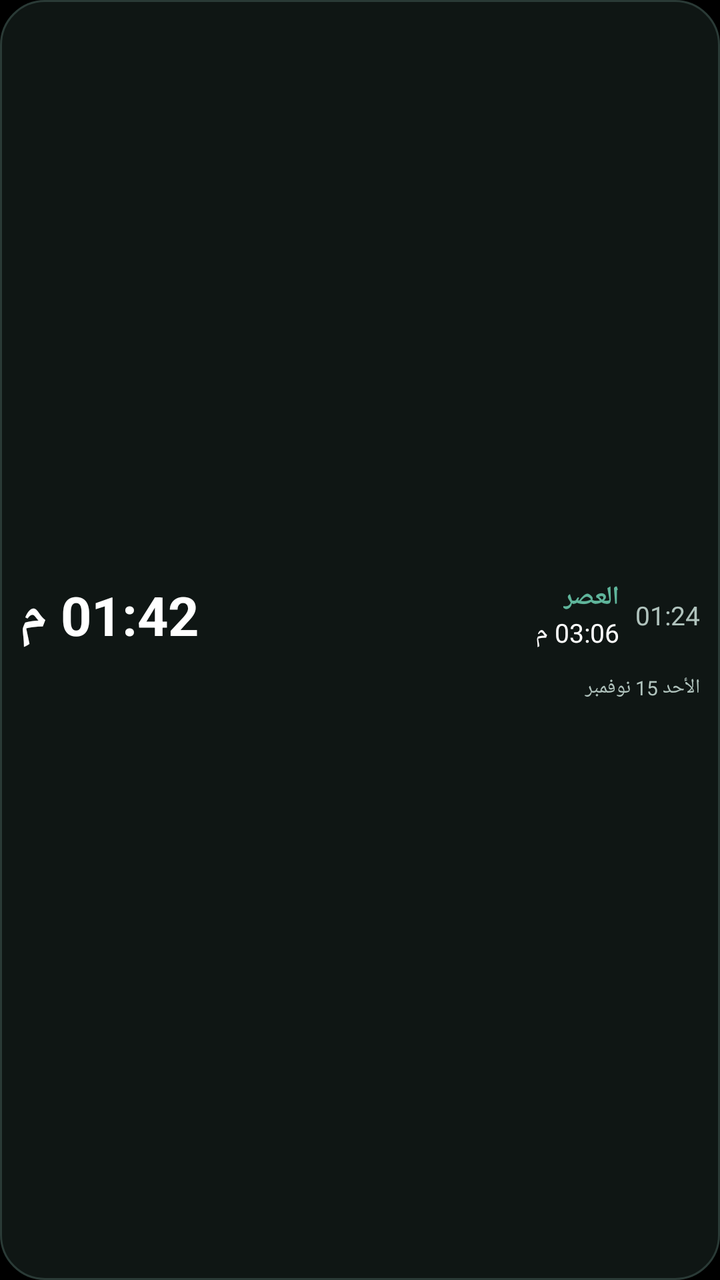
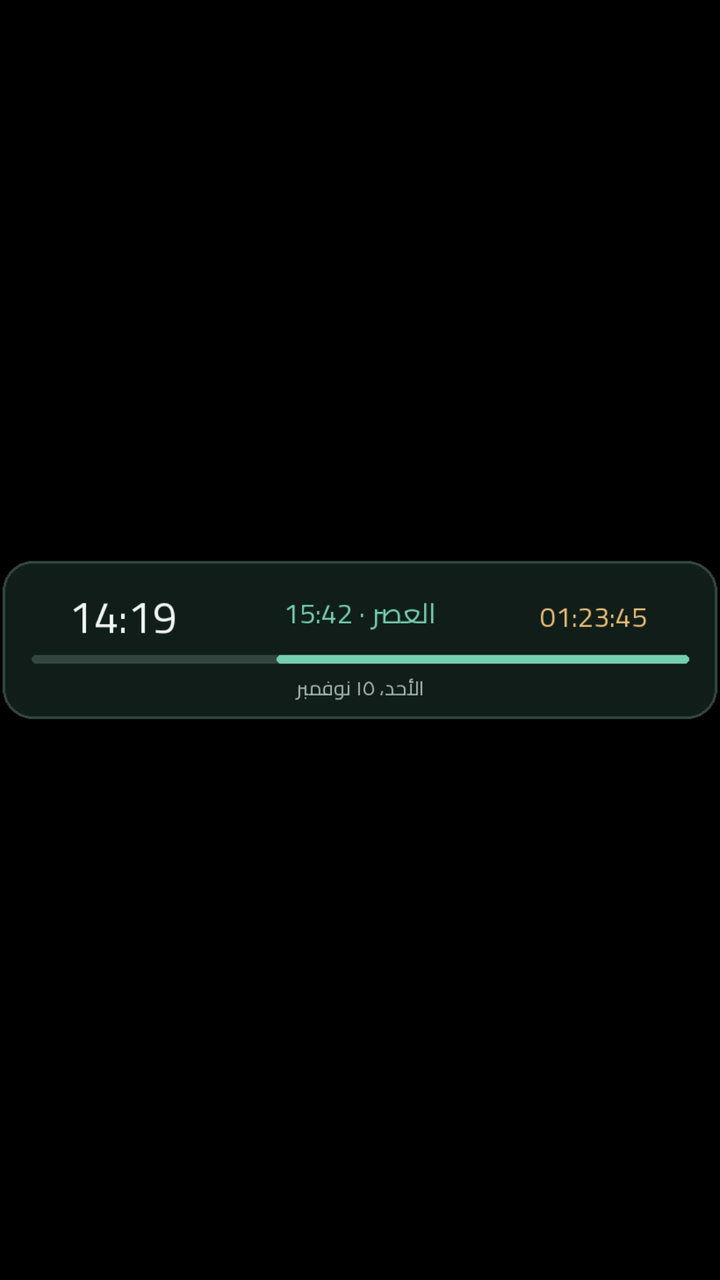

Screens rendered from an Android XML layout before and after an edit, with the pre-edit source and the edit as a unified diff.
<!-- AndroidManifest.xml: application theme LaunchTheme -->
<!-- res/layout/widget_banner_preview.xml -->
<?xml version='1.0' encoding='utf-8'?>
<FrameLayout xmlns:android="http://schemas.android.com/apk/res/android" android:id="@+id/widget_root" android:layout_width="match_parent" android:layout_height="match_parent">
  <ImageView android:id="@+id/w_background" android:layout_width="match_parent" android:layout_height="match_parent" android:scaleType="fitXY" android:contentDescription="" android:background="@drawable/widget_bg" />
  <LinearLayout android:layout_width="match_parent" android:layout_height="match_parent" android:orientation="vertical" android:gravity="center_vertical" android:padding="10dp">
    <LinearLayout android:layout_width="match_parent" android:layout_height="wrap_content" android:orientation="horizontal" android:gravity="center_vertical">
        <TextView android:id="@+id/w_clock" android:layout_width="wrap_content" android:layout_height="wrap_content" android:text="01:42 م" android:textColor="#FFFFFF" android:textSize="27sp" android:textStyle="bold" android:maxLines="1" />
        <LinearLayout android:layout_width="0dp" android:layout_weight="1" android:layout_height="wrap_content" android:orientation="vertical" android:gravity="right" android:paddingLeft="8dp">
            <TextView android:id="@+id/w_next" android:layout_width="wrap_content" android:layout_height="wrap_content" android:text="العصر" android:textColor="#5FB59B" android:textSize="13sp" android:textStyle="bold" android:maxLines="1" />
            <TextView android:id="@+id/w_time" android:layout_width="wrap_content" android:layout_height="wrap_content" android:text="03:06 م" android:textColor="#FFFFFF" android:textSize="13sp" android:maxLines="1" />
        </LinearLayout>
        <TextView android:id="@+id/w_count" android:layout_width="wrap_content" android:layout_height="wrap_content" android:text="01:24" android:textColor="#B0C3BD" android:textSize="13sp" android:layout_marginLeft="8dp" />
    </LinearLayout>
    <ImageView android:id="@+id/w_bar" android:layout_width="match_parent" android:layout_height="6dp" android:layout_marginTop="5dp" android:scaleType="fitXY" android:contentDescription="تقدم الصلاة" />
    <TextView android:id="@+id/w_date" android:layout_width="match_parent" android:layout_height="wrap_content" android:text="الأحد 15 نوفمبر" android:textColor="#B0C3BD" android:textSize="10sp" android:maxLines="1" />
  </LinearLayout>
</FrameLayout>
<!-- resources referenced by this layout -->
<resources>
  <!-- drawable widget_bg (drawable) -->
  <?xml version="1.0" encoding="utf-8"?>
  <shape xmlns:android="http://schemas.android.com/apk/res/android" android:shape="rectangle">
      <solid android:color="#F2101816" />
      <corners android:radius="22dp" />
      <stroke android:width="1dp" android:color="#2A3A36" />
  </shape>
  <style name="LaunchTheme" parent="@android:style/Theme.Black.NoTitleBar">
          <item name="android:windowBackground">@color/launch_background</item>
          <item name="android:windowFullscreen">false</item>
          <item name="android:windowLightStatusBar">false</item>
          <item name="android:windowLightNavigationBar">false</item>
          <item name="android:statusBarColor">#000000</item>
          <item name="android:navigationBarColor">#000000</item>
          <item name="android:windowAnimationStyle">@null</item>
      </style>
  <color name="launch_background">#000000</color>
</resources>

<!-- the commit's change to res/layout/widget_banner_preview.xml (unified diff, before → after) -->
@@ -1,16 +1,7 @@
-<?xml version='1.0' encoding='utf-8'?>
-<FrameLayout xmlns:android="http://schemas.android.com/apk/res/android" android:id="@+id/widget_root" android:layout_width="match_parent" android:layout_height="match_parent">
-  <ImageView android:id="@+id/w_background" android:layout_width="match_parent" android:layout_height="match_parent" android:scaleType="fitXY" android:contentDescription="" android:background="@drawable/widget_bg" />
-  <LinearLayout android:layout_width="match_parent" android:layout_height="match_parent" android:orientation="vertical" android:gravity="center_vertical" android:padding="10dp">
-    <LinearLayout android:layout_width="match_parent" android:layout_height="wrap_content" android:orientation="horizontal" android:gravity="center_vertical">
-        <TextView android:id="@+id/w_clock" android:layout_width="wrap_content" android:layout_height="wrap_content" android:text="01:42 م" android:textColor="#FFFFFF" android:textSize="27sp" android:textStyle="bold" android:maxLines="1" />
-        <LinearLayout android:layout_width="0dp" android:layout_weight="1" android:layout_height="wrap_content" android:orientation="vertical" android:gravity="right" android:paddingLeft="8dp">
-            <TextView android:id="@+id/w_next" android:layout_width="wrap_content" android:layout_height="wrap_content" android:text="العصر" android:textColor="#5FB59B" android:textSize="13sp" android:textStyle="bold" android:maxLines="1" />
-            <TextView android:id="@+id/w_time" android:layout_width="wrap_content" android:layout_height="wrap_content" android:text="03:06 م" android:textColor="#FFFFFF" android:textSize="13sp" android:maxLines="1" />
-        </LinearLayout>
-        <TextView android:id="@+id/w_count" android:layout_width="wrap_content" android:layout_height="wrap_content" android:text="01:24" android:textColor="#B0C3BD" android:textSize="13sp" android:layout_marginLeft="8dp" />
-    </LinearLayout>
-    <ImageView android:id="@+id/w_bar" android:layout_width="match_parent" android:layout_height="6dp" android:layout_marginTop="5dp" android:scaleType="fitXY" android:contentDescription="تقدم الصلاة" />
-    <TextView android:id="@+id/w_date" android:layout_width="match_parent" android:layout_height="wrap_content" android:text="الأحد 15 نوفمبر" android:textColor="#B0C3BD" android:textSize="10sp" android:maxLines="1" />
-  </LinearLayout>
-</FrameLayout>
+<?xml version="1.0" encoding="utf-8"?>
+<ImageView xmlns:android="http://schemas.android.com/apk/res/android"
+    android:layout_width="match_parent"
+    android:layout_height="match_parent"
+    android:contentDescription="@string/widget_banner_picker_description"
+    android:scaleType="fitCenter"
+    android:src="@drawable/preview_banner" />
<!-- resource entries referenced after the edit -->
@@ -1,12 +1,7 @@
 <!-- resources referenced by this layout -->
 <resources>
-  <!-- drawable widget_bg (drawable) -->
-  <?xml version="1.0" encoding="utf-8"?>
-  <shape xmlns:android="http://schemas.android.com/apk/res/android" android:shape="rectangle">
-      <solid android:color="#F2101816" />
-      <corners android:radius="22dp" />
-      <stroke android:width="1dp" android:color="#2A3A36" />
-  </shape>
+  <!-- drawable preview_banner: png bitmap (drawable-nodpi, 11032 bytes) -->
+  <string name="widget_banner_picker_description">شريط أفقي للساعة وموعد الصلاة القادمة والمتبقي</string>
   <style name="LaunchTheme" parent="@android:style/Theme.Black.NoTitleBar">
           <item name="android:windowBackground">@color/launch_background</item>
           <item name="android:windowFullscreen">false</item>
